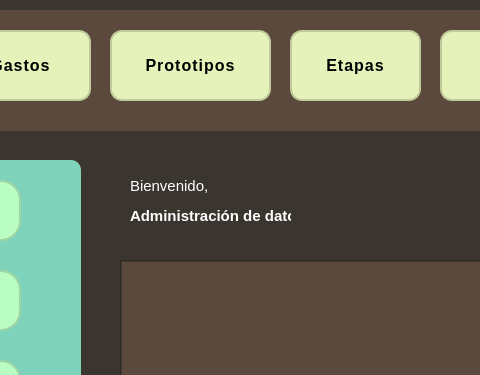
Above: V_E.ui from julinavas14/trabajo_programacion_sql before the change; both pictures show x 250 to 730 and y 0 to 375 of the 880 by 666 pixel window. Below: the same form after it.
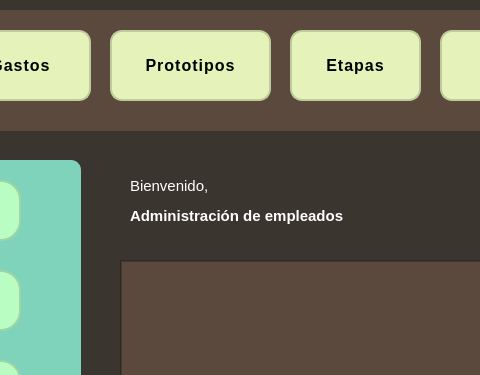
That is the form after the change. Icons and pictures are not drawn.

Commit message: inspeccionar cambios

```diff
--- a/V_E.ui
+++ b/V_E.ui
@@ -27,7 +27,7 @@
      <rect>
       <x>380</x>
       <y>200</y>
-      <width>161</width>
+      <width>221</width>
       <height>31</height>
      </rect>
     </property>
@@ -44,7 +44,7 @@
 font-weight: bold;</string>
     </property>
     <property name="text">
-     <string>Administración de datos</string>
+     <string>Administración de empleados</string>
     </property>
    </widget>
    <widget class="QFrame" name="frame">
```
